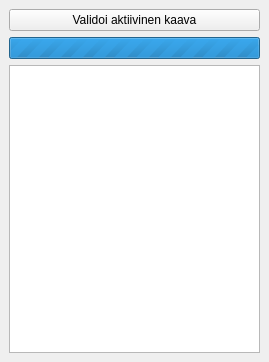
Before: the Qt Designer form arho_feature_template/gui/docks/validation_dock.ui in GispoCoding/arho-qgis-plugin, drawn with Qt 5.
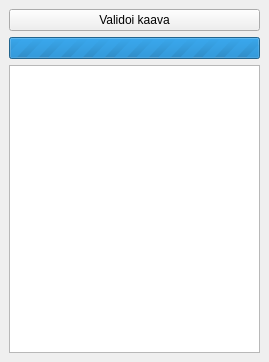
After: the same form once the commit is applied. Custom widgets are drawn as their Qt base class.

Commit message:
Changed validation button text
Changed validation button text "Validoi aktiivinen kaava" -> "Validoi kaava"

```diff
--- a/arho_feature_template/gui/docks/validation_dock.ui
+++ b/arho_feature_template/gui/docks/validation_dock.ui
@@ -18,7 +18,7 @@
     <item>
      <widget class="QPushButton" name="validate_button">
       <property name="text">
-       <string>Validoi aktiivinen kaava</string>
+       <string>Validoi kaava</string>
       </property>
      </widget>
     </item>
```
